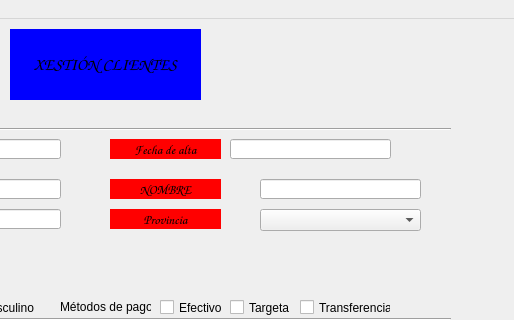
Before: the Qt Designer form ventana.ui in xMrAvocado/ProyDos, drawn with Qt 5; both pictures show x 280 to 794 and y 0 to 320 of the 794 by 429 pixel window.
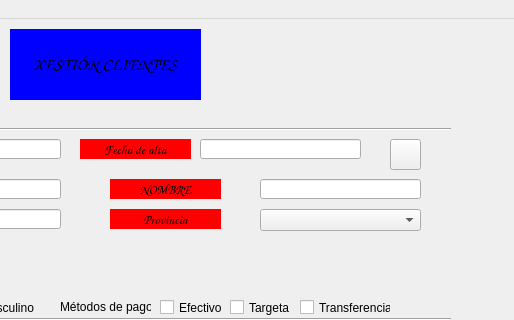
After: the same form once the commit is applied. Icons and pictures are not drawn.

Commit message: Último

```diff
--- a/ventana.ui
+++ b/ventana.ui
@@ -455,7 +455,7 @@
    <widget class="QLabel" name="lblClialta">
     <property name="geometry">
      <rect>
-      <x>390</x>
+      <x>360</x>
       <y>120</y>
       <width>111</width>
       <height>20</height>
@@ -490,7 +490,7 @@
    <widget class="QLineEdit" name="editClialta">
     <property name="geometry">
      <rect>
-      <x>510</x>
+      <x>480</x>
       <y>120</y>
       <width>161</width>
       <height>20</height>
@@ -502,10 +502,10 @@
      </font>
     </property>
    </widget>
-   <widget class="QLabel" name="labelCalendar">
+   <widget class="QPushButton" name="btnCalendar">
     <property name="geometry">
      <rect>
-      <x>680</x>
+      <x>670</x>
       <y>120</y>
       <width>31</width>
       <height>31</height>
@@ -514,8 +514,15 @@
     <property name="text">
      <string/>
     </property>
-    <property name="pixmap">
-     <pixmap resource="img/calendar.qrc">:/newPrefix/calendar.png</pixmap>
+    <property name="icon">
+     <iconset>
+      <normaloff>img/calendar.png</normaloff>img/calendar.png</iconset>
+    </property>
+    <property name="iconSize">
+     <size>
+      <width>30</width>
+      <height>30</height>
+     </size>
     </property>
    </widget>
   </widget>
```
The commit also changes 2 other files.
